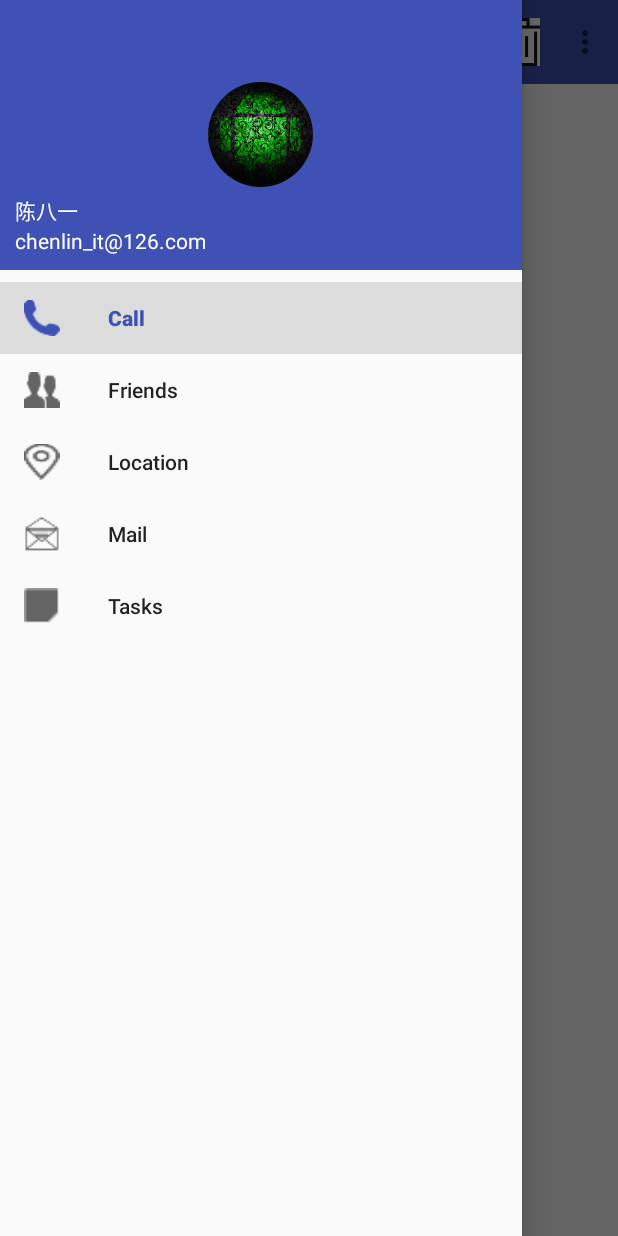
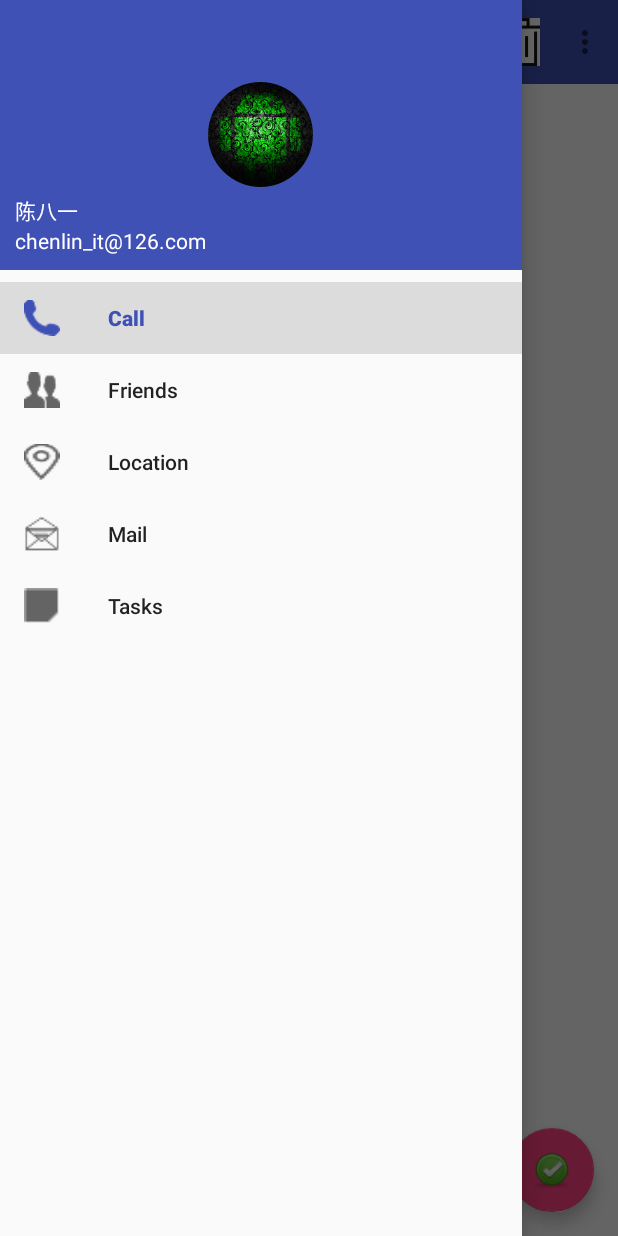
Before and after one commit to HaiChengXiaoHuo/MaterialTest, an Android app: the screen it shows after launch (MainActivity), with the side drawer open, on a phone screen of 412 x 824 dp. Run offline under Robolectric (Android 15) with nearby library versions, the phone set to English and light mode, and no system bars; our stand-ins replace CircleImageView.

Commit message:
Material各种功能的简单实现----添加悬浮按钮

```diff
--- a/app/src/main/java/com/example/materialtest/MainActivity.java
+++ b/app/src/main/java/com/example/materialtest/MainActivity.java
@@ -1,6 +1,7 @@
 package com.example.materialtest;
 
 import android.os.Bundle;
+import android.support.design.widget.FloatingActionButton;
 import android.support.design.widget.NavigationView;
 import android.support.v4.view.GravityCompat;
 import android.support.v4.widget.DrawerLayout;
@@ -9,6 +10,7 @@ import android.support.v7.app.AppCompatActivity;
 import android.support.v7.widget.Toolbar;
 import android.view.Menu;
 import android.view.MenuItem;
+import android.view.View;
 import android.widget.Toast;
 
 public class MainActivity extends AppCompatActivity {
@@ -24,6 +26,7 @@ public class MainActivity extends AppCompatActivity {
 
         mDrawerLayout = (DrawerLayout) findViewById(R.id.drawer_layout);
 
+//        美化滑动菜单
         NavigationView navView = (NavigationView) findViewById(R.id.nav_view);
 
         ActionBar actionBar = getSupportActionBar();
@@ -33,13 +36,24 @@ public class MainActivity extends AppCompatActivity {
         }
 
         navView.setCheckedItem(R.id.nav_call);
-        navView.setNavigationItemSelectedListener(new NavigationView.OnNavigationItemSelectedListener() {
+        navView.setNavigationItemSelectedListener(new NavigationView
+                .OnNavigationItemSelectedListener() {
             @Override
             public boolean onNavigationItemSelected(MenuItem item) {
                 mDrawerLayout.closeDrawers();
                 return true;
             }
         });
+
+//        添加悬浮按钮
+        FloatingActionButton fab=(FloatingActionButton)findViewById(R.id.fab);
+        fab.setOnClickListener(new View.OnClickListener(){
+            @Override
+            public void onClick(View view) {
+                Toast.makeText(MainActivity.this,"你点了悬浮按钮",Toast.LENGTH_SHORT).show();
+            }
+        });
+
     }
 
     public boolean onCreateOptionsMenu(Menu menu) {
--- a/app/src/main/res/layout/activity_main.xml
+++ b/app/src/main/res/layout/activity_main.xml
@@ -16,6 +16,13 @@
             android:layout_height="?attr/actionBarSize"
             android:background="?attr/colorPrimary"
             app:popupTheme="@style/ThemeOverlay.AppCompat.Light"/>
+        <android.support.design.widget.FloatingActionButton
+            android:id="@+id/fab"
+            android:layout_gravity="bottom|end"
+            android:layout_margin="16dp"
+            android:src="@drawable/ic_done"
+            android:layout_width="wrap_content"
+            android:layout_height="wrap_content"/>
     </FrameLayout>
 
     <android.support.design.widget.NavigationView
```
Also changed, not shown: app/src/main/res/drawable-xxhdpi/ic_done.png (added).
